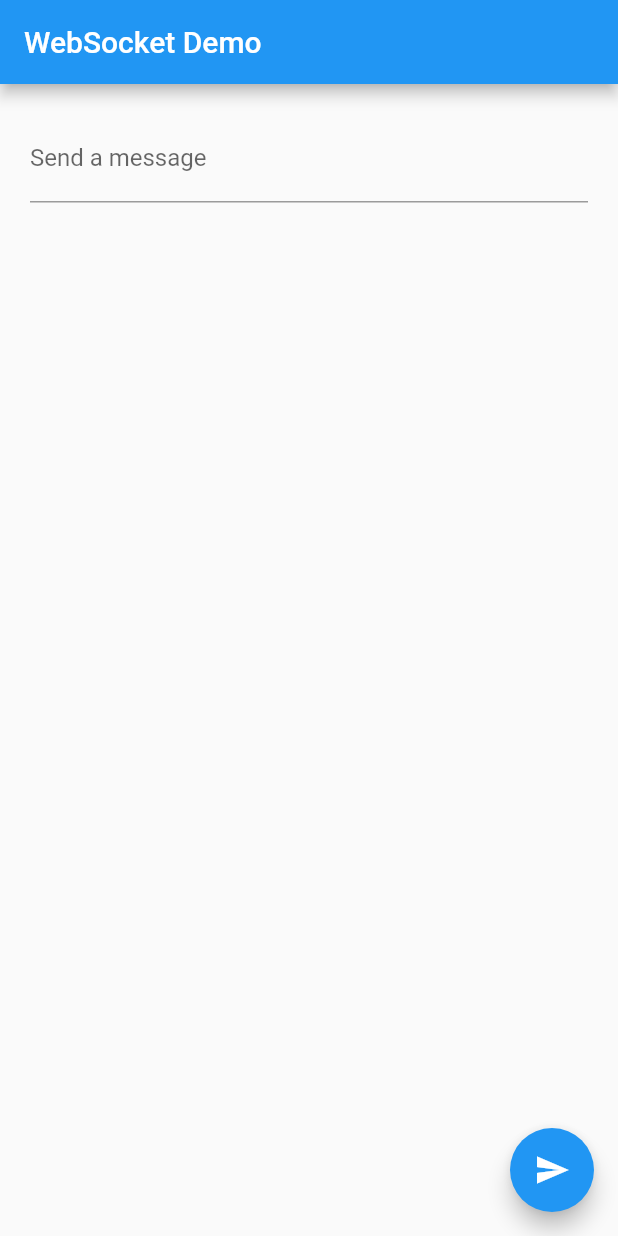
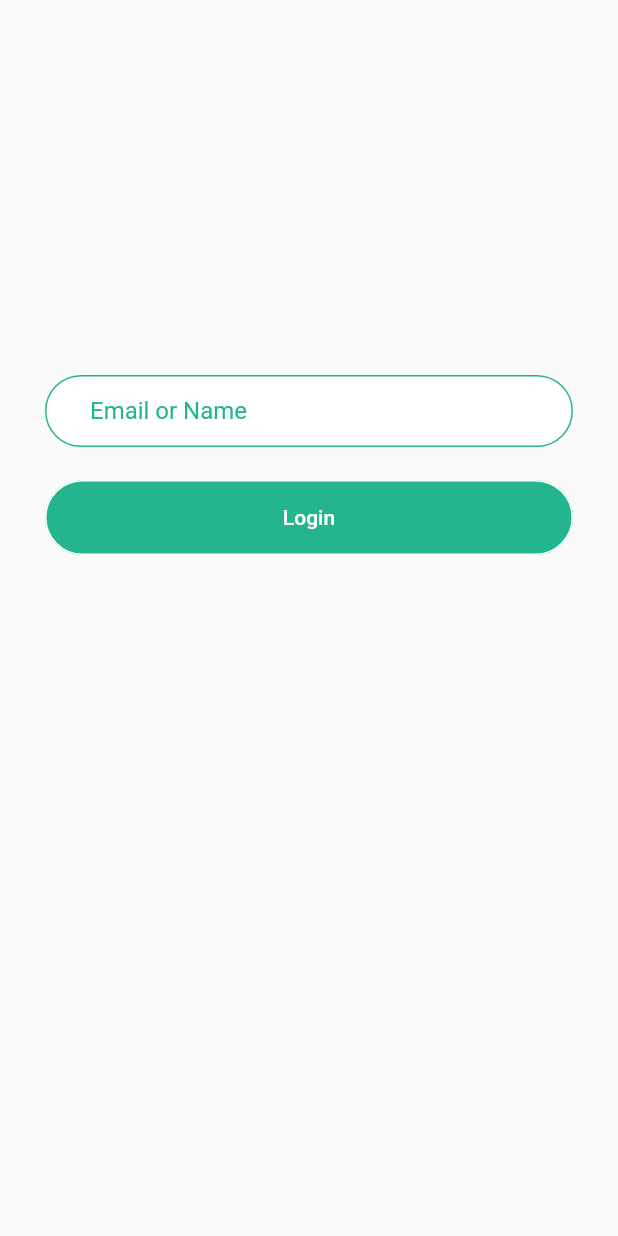
Before and after one commit to MohammadAzeem7890/LiveChatwithSocket, a Flutter app: the screen it shows after launch, on a phone screen of 412 x 824 dp. Run offline on Flutter 3.47's test engine with Material 2 defaults, Android fonts, the phone set to English and light mode, and no system bars; our stand-ins replace get; accounts and stored records are empty; statements that could not run were skipped.

Commit message:
This is live chat application that has been implemented using socket.

```diff
--- a/lib/HomePage.dart
+++ b/lib/HomePage.dart
@@ -1,84 +1,69 @@
-import 'package:flutter/foundation.dart';
+import 'package:flutter/material.dart';
 import 'package:web_socket_channel/io.dart';
-import 'package:flutter/material.dart';
 import 'package:web_socket_channel/web_socket_channel.dart';
 
-void main() => runApp(MyApp());
-
-class MyApp extends StatelessWidget {
+class HomePage extends StatelessWidget {
+  final channel = IOWebSocketChannel.connect(Uri.parse("ws://echo.websocket.org"));
+  TextEditingController masg = TextEditingController();
   @override
   Widget build(BuildContext context) {
-    final title = 'WebSocket Demo';
-    return MaterialApp(
-      title: title,
-      home: MyHomePage(
-        title: title,
-        channel: IOWebSocketChannel.connect('wss://echo.websocket.org'),
+    return Scaffold(
+      appBar: AppBar(),
+      body: SingleChildScrollView(
+        child: Column(
+          crossAxisAlignment: CrossAxisAlignment.end,
+          children: [
+            StreamBuilder(
+              stream: channel.stream,
+              builder: (context, snapshot) {
+                return Text("${snapshot.hasData ? snapshot.data : ''}");
+              },
+            ),
+            Center(child: textField(masg, "")),
+            FlatButton(
+                color: Colors.blue,
+                onPressed: () {
+                  channel.sink.add(masg.text);
+                },
+                child: Text(
+                  "Send",
+                  style: TextStyle(color: Colors.white),
+                )),
+          ],
+        ),
+      ),
+    );
+  }
+
+  Widget textField(controller, errorText) {
+    return Container(
+      height: 40,
+      width: double.maxFinite,
+      child: Padding(
+        padding: const EdgeInsets.symmetric(
+          horizontal: 10,
+        ),
+        child: TextFormField(
+          controller: controller,
+          decoration: new InputDecoration(
+            suffixIcon: Icon(Icons.send, color: Colors.blue,),
+              errorText: errorText,
+              errorStyle: TextStyle(color: Colors.red),
+              hintText: "Enter your massage here...",
+              contentPadding: const EdgeInsets.only(bottom: 10, top: 5),
+              errorBorder: UnderlineInputBorder(
+                borderSide: BorderSide(color: Colors.red, width: 2),
+              ),
+              enabledBorder: new UnderlineInputBorder(
+                borderSide: BorderSide(color: Colors.black54, width: 2),
+              ),
+              focusedBorder: new UnderlineInputBorder(
+                  borderSide: BorderSide(color: Colors.green, width: 2)),
+              focusedErrorBorder: new UnderlineInputBorder(
+                borderSide: BorderSide(color: Colors.red),
+              )),
+        ),
       ),
     );
   }
 }
-
-class MyHomePage extends StatefulWidget {
-  final String title;
-  final WebSocketChannel channel;
-
-  MyHomePage({Key key, @required this.title, @required this.channel})
-      : super(key: key);
-
-  @override
-  _MyHomePageState createState() => _MyHomePageState();
-}
-
-class _MyHomePageState extends State<MyHomePage> {
-  TextEditingController _controller = TextEditingController();
-
-  @override
-  Widget build(BuildContext context) {
-    return Scaffold(
-      appBar: AppBar(
-        title: Text(widget.title),
-      ),
-      body: Padding(
-        padding: const EdgeInsets.all(20.0),
-        child: Column(
-          crossAxisAlignment: CrossAxisAlignment.start,
-          children: <Widget>[
-            Form(
-              child: TextFormField(
-                controller: _controller,
-                decoration: InputDecoration(labelText: 'Send a message'),
-              ),
-            ),
-            StreamBuilder(
-              stream: widget.channel.stream,
-              builder: (context, snapshot) {
-                return Padding(
-                  padding: const EdgeInsets.symmetric(vertical: 24.0),
-                  child: Text(snapshot.hasData ? '${snapshot.data}' : ''),
-                );
-              },
-            )
-          ],
-        ),
-      ),
-      floatingActionButton: FloatingActionButton(
-        onPressed: _sendMessage,
-        tooltip: 'Send message',
-        child: Icon(Icons.send),
-      ), // This trailing comma makes auto-formatting nicer for build methods.
-    );
-  }
-
-  void _sendMessage() {
-    if (_controller.text.isNotEmpty) {
-      widget.channel.sink.add(_controller.text);
-    }
-  }
-
-  @override
-  void dispose() {
-    widget.channel.sink.close();
-    super.dispose();
-  }
-}
--- /dev/null
+++ b/lib/ListedUsers.dart
@@ -0,0 +1,57 @@
+import 'package:get/get.dart';
+
+import 'ChatController.dart';
+import 'LoginController.dart';
+import 'LoginScreen.dart';
+import 'package:flutter/material.dart';
+
+class ListOfUsersScreen extends StatelessWidget {
+  final controller = Get.put(ChatController());
+  @override
+  Widget build(BuildContext context) {
+    return Scaffold(
+      body: SingleChildScrollView(
+        child:Column(
+          children: [
+            Expanded(child: ListView.builder(
+              itemCount: controller.chatUsers.length,
+              itemBuilder: (context, index){
+                Users user = controller.chatUsers[index];
+                return ListTile(
+                  leading: Text(controller.chatUsers[index].id.toString()),
+                  title: Text(controller.chatUsers[index].userName),
+                );
+              },
+            ),)
+          ],
+        ),
+        ),
+    );
+  }
+}
+
+
+
+
+class ListedUsers {
+  static Users users;
+  static List<Users> dummyUsers;
+
+  static void initDummyUsers() {
+    Users Azeem = Users(
+        id: 1, email: "Azeemkalwar51@gmail.com", userName: "Mohammad Azeem");
+    Users Manan = Users(id: 2, email: "Manan@gmail.com", userName: "Manan Ali");
+    dummyUsers = List();
+    dummyUsers.add(Azeem);
+    dummyUsers.add(Manan);
+  }
+
+  static List<Users> getUserFor(Users users) {// if azeem is logged in then should see massages of Manan and vise versa.
+    List<Users> filteredUsers = dummyUsers
+        .where((element) => (!element.userName
+            .toLowerCase()
+            .contains(users.userName.toLowerCase())))
+        .toList();
+    return filteredUsers;
+  }
+}
--- /dev/null
+++ b/lib/LoginController.dart
@@ -0,0 +1,51 @@
+import 'package:get/get.dart';
+import 'package:socket/ListedUsers.dart';
+import 'package:socket/LoginScreen.dart';
+
+class LoginController extends GetxController{
+  @override
+
+  var loggedUser = Users().obs;
+
+  login(userName){
+    if(userName == null || userName.isEmpty){
+      return;
+    }
+    else if(userName == 'Mohammad Azeem'){
+      Users me = ListedUsers.dummyUsers[0];
+      loggedUser.value = me;
+      print(loggedUser.value);
+      Get.to(ListOfUsersScreen());
+    }
+    else if(userName == 'Manan Ali'){
+      Users notMe = ListedUsers.dummyUsers[1];
+      loggedUser.value = notMe;
+      print(loggedUser.value);
+      Get.to(ListOfUsersScreen());
+    }
+  }
+
+  void onInit() {
+    // TODO: implement onInit
+    super.onInit();
+    ListedUsers.getUserFor(LoginScreen().loggedUser);
+  }
+}
+
+class Users {
+  int id;
+  String userName;
+  String email;
+  Users({this.id, this.userName, this.email});
+  Users.fromJson(Map<String, dynamic> json) {
+    id = json['1'];
+    email = json['Azeemkalwar51@gmail.com'];
+    userName = json['Mohammad Azeem'];
+  }
+
+  Map<String, dynamic> toJson()  => {
+    "id": id,
+    "name": userName,
+    "email": email
+  };
+}
--- /dev/null
+++ b/lib/LoginScreen.dart
@@ -0,0 +1,79 @@
+import 'package:flutter/material.dart';
+import 'package:get/get.dart';
+import 'package:socket/HomePage.dart';
+import 'package:socket/ListedUsers.dart';
+import 'package:socket/LoginController.dart';
+
+class LoginScreen extends StatelessWidget {
+
+  final loginController = Get.put(LoginController());
+  TextEditingController userName = new TextEditingController();
+  Color customGreen = new Color(0xff24B58F);
+  Users loggedUser;
+  @override
+  Widget build(BuildContext context) {
+    return Scaffold(
+      body: SingleChildScrollView(
+        child: Column(
+          children: [
+            SizedBox(
+              height: 240,
+            ),
+            Padding(
+              padding: const EdgeInsets.symmetric(horizontal: 30),
+              child: Container(
+                margin: const EdgeInsets.only(top: 10),
+                height: 50,
+                child: TextField(
+                  controller: userName,
+                  decoration: new InputDecoration(
+                      contentPadding: const EdgeInsets.only(top: 25, left: 30),
+                      filled: true,
+                      fillColor: Colors.white,
+                      hintText: "Email or Name",
+                      hintStyle: TextStyle(color: customGreen),
+                      enabledBorder: new OutlineInputBorder(
+                        borderRadius: BorderRadius.circular(50),
+                        borderSide: BorderSide(color: customGreen, width: 1),
+                      ),
+                      focusedBorder: new OutlineInputBorder(
+                        borderSide: BorderSide(color: customGreen, width: 1),
+                        borderRadius: BorderRadius.circular(50),
+                      )),
+                ),
+              ),
+            ),
+            SizedBox(
+              height: 20,
+            ),
+            Padding(
+              padding: const EdgeInsets.symmetric(horizontal: 30),
+              child: Container(
+                width: double.maxFinite,
+                height: 50,
+                child: FlatButton(
+                  onPressed: () {
+                    loginController.login(userName.text);
+                  },
+                  color: customGreen,
+                  child: Text(
+                    "Login",
+                    style: TextStyle(color: Colors.white),
+                  ),
+                  shape: RoundedRectangleBorder(
+                    borderRadius: BorderRadius.circular(50),
+                    side: BorderSide(
+                      color: Colors.white,
+                      width: 1,
+                    ),
+                  ),
+                ),
+              ),
+            ),
+          ],
+        ),
+      ),
+    );
+  }
+
+}
--- a/lib/main.dart
+++ b/lib/main.dart
@@ -1,14 +1,17 @@
 import 'package:flutter/material.dart';
 import 'package:socket/HomePage.dart';
 import 'package:get/get.dart';
+import 'package:socket/ListUserController.dart';
+import 'package:socket/LoginScreen.dart';
 
 void main() => runApp(Socket());
 
 class Socket extends StatelessWidget {
+
   @override
   Widget build(BuildContext context) {
     return GetMaterialApp(
-      home: MyApp(),
+      home: LoginScreen(),
     );
   }
 }
```
Also changed, not shown: lib/ChatController.dart (added, +14 -0 lines), lib/ListUserController.dart (added, +12 -0 lines).
